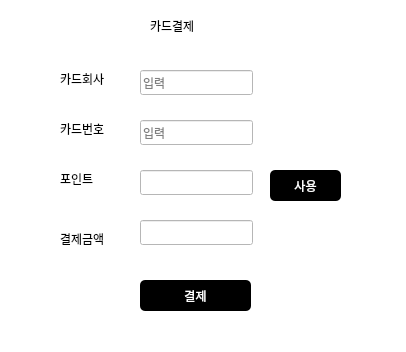
Above: server/payment.ui from rentacar-4team/rentacar before the change. Below: the same form after it.
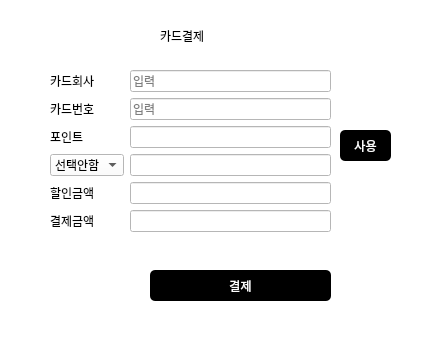
That is the form after the change.

Commit message: 쿠폰발급, 보험 선택기능 추가

Patch:
```diff
--- a/server/payment.ui
+++ b/server/payment.ui
@@ -6,8 +6,8 @@
    <rect>
     <x>0</x>
     <y>0</y>
-    <width>406</width>
-    <height>352</height>
+    <width>421</width>
+    <height>337</height>
    </rect>
   </property>
   <property name="windowTitle">
@@ -16,29 +16,11 @@
   <property name="styleSheet">
    <string notr="true">background-color: rgb(255, 255, 255);</string>
   </property>
-  <widget class="QPushButton" name="pay_btn">
-   <property name="geometry">
-    <rect>
-     <x>140</x>
-     <y>280</y>
-     <width>111</width>
-     <height>31</height>
-    </rect>
-   </property>
-   <property name="styleSheet">
-    <string notr="true">background-color: rgb(0, 0, 0);
-color: rgb(255, 255, 255);
-border-radius: 5px</string>
-   </property>
-   <property name="text">
-    <string>결제</string>
-   </property>
-  </widget>
   <widget class="QLabel" name="label">
    <property name="geometry">
     <rect>
-     <x>150</x>
-     <y>10</y>
+     <x>160</x>
+     <y>20</y>
      <width>111</width>
      <height>31</height>
     </rect>
@@ -50,41 +32,43 @@
     <string>카드결제</string>
    </property>
   </widget>
+  <widget class="QPushButton" name="point_btn">
+   <property name="geometry">
+    <rect>
+     <x>340</x>
+     <y>130</y>
+     <width>51</width>
+     <height>31</height>
+    </rect>
+   </property>
+   <property name="styleSheet">
+    <string notr="true">background-color: rgb(0, 0, 0);
+color: rgb(255, 255, 255);
+border-radius: 5px</string>
+   </property>
+   <property name="text">
+    <string>사용</string>
+   </property>
+  </widget>
+  <widget class="QWidget" name="formLayoutWidget">
+   <property name="geometry">
+    <rect>
+     <x>50</x>
+     <y>70</y>
+     <width>281</width>
+     <height>201</height>
+    </rect>
+   </property>
+   <layout class="QFormLayout" name="formLayout">
+    <item row="0" column="0">
   <widget class="QLabel" name="label_2">
-   <property name="geometry">
-    <rect>
-     <x>60</x>
-     <y>70</y>
-     <width>67</width>
-     <height>17</height>
-    </rect>
-   </property>
    <property name="text">
     <string>카드회사</string>
    </property>
   </widget>
-  <widget class="QLabel" name="label_3">
-   <property name="geometry">
-    <rect>
-     <x>60</x>
-     <y>120</y>
-     <width>67</width>
-     <height>17</height>
-    </rect>
-   </property>
-   <property name="text">
-    <string>카드번호</string>
-   </property>
-  </widget>
+    </item>
+    <item row="0" column="1">
   <widget class="QLineEdit" name="card_txt">
-   <property name="geometry">
-    <rect>
-     <x>140</x>
-     <y>70</y>
-     <width>113</width>
-     <height>25</height>
-    </rect>
-   </property>
    <property name="text">
     <string/>
    </property>
@@ -92,77 +76,89 @@
     <string>입력</string>
    </property>
   </widget>
+    </item>
+    <item row="1" column="0">
+     <widget class="QLabel" name="label_3">
+      <property name="text">
+       <string>카드번호</string>
+      </property>
+     </widget>
+    </item>
+    <item row="1" column="1">
   <widget class="QLineEdit" name="cardnum_txt">
-   <property name="geometry">
-    <rect>
-     <x>140</x>
-     <y>120</y>
-     <width>113</width>
-     <height>25</height>
-    </rect>
-   </property>
    <property name="placeholderText">
     <string>입력</string>
    </property>
   </widget>
+    </item>
+    <item row="2" column="0">
   <widget class="QLabel" name="label_4">
-   <property name="geometry">
-    <rect>
-     <x>60</x>
-     <y>170</y>
-     <width>67</width>
-     <height>17</height>
-    </rect>
-   </property>
    <property name="text">
     <string>포인트</string>
    </property>
   </widget>
+    </item>
+    <item row="2" column="1">
   <widget class="QLineEdit" name="point_txt">
-   <property name="geometry">
-    <rect>
-     <x>140</x>
-     <y>170</y>
-     <width>113</width>
-     <height>25</height>
-    </rect>
-   </property>
    <property name="readOnly">
     <bool>true</bool>
    </property>
   </widget>
-  <widget class="QLineEdit" name="total_txt">
-   <property name="geometry">
-    <rect>
-     <x>140</x>
-     <y>220</y>
-     <width>113</width>
-     <height>25</height>
-    </rect>
-   </property>
-   <property name="readOnly">
-    <bool>true</bool>
-   </property>
-  </widget>
+    </item>
+    <item row="4" column="0">
+     <widget class="QLabel" name="label_6">
+      <property name="text">
+       <string>할인금액</string>
+      </property>
+     </widget>
+    </item>
+    <item row="4" column="1">
+     <widget class="QLineEdit" name="sale_txt"/>
+    </item>
+    <item row="5" column="0">
   <widget class="QLabel" name="label_5">
-   <property name="geometry">
-    <rect>
-     <x>60</x>
-     <y>230</y>
-     <width>67</width>
-     <height>17</height>
-    </rect>
-   </property>
    <property name="text">
     <string>결제금액</string>
    </property>
   </widget>
-  <widget class="QPushButton" name="point_btn">
+    </item>
+    <item row="5" column="1">
+     <widget class="QLineEdit" name="total_txt">
+      <property name="readOnly">
+       <bool>true</bool>
+      </property>
+     </widget>
+    </item>
+    <item row="3" column="0">
+     <widget class="QComboBox" name="comboBox">
+      <item>
+       <property name="text">
+        <string>선택안함</string>
+       </property>
+      </item>
+      <item>
+       <property name="text">
+        <string>일반자차</string>
+       </property>
+      </item>
+      <item>
+       <property name="text">
+        <string>완전자차</string>
+       </property>
+      </item>
+     </widget>
+    </item>
+    <item row="3" column="1">
+     <widget class="QLineEdit" name="insurance_txt"/>
+    </item>
+   </layout>
+  </widget>
+  <widget class="QPushButton" name="pay_btn">
    <property name="geometry">
     <rect>
-     <x>270</x>
-     <y>170</y>
-     <width>71</width>
+     <x>150</x>
+     <y>270</y>
+     <width>181</width>
      <height>31</height>
     </rect>
    </property>
@@ -172,7 +168,7 @@
 border-radius: 5px</string>
    </property>
    <property name="text">
-    <string>사용</string>
+    <string>결제</string>
    </property>
   </widget>
  </widget>
```
Lines whose indentation alone changed are shown as unchanged. The commit also changes 2 other files.
